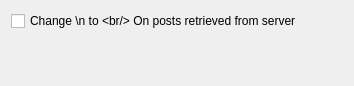
This is blogilo/src/advancedsettingsbase.ui in chusopr/kdepim-ktimetracker-akonadi as Qt 5 draws it before an edit. The edited form follows.
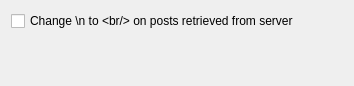
This is the edited form.

```diff
--- a/blogilo/src/advancedsettingsbase.ui
+++ b/blogilo/src/advancedsettingsbase.ui
@@ -16,7 +16,7 @@
       <string>It could be useful on some blogs like Wordpress that do not store posts as HTML</string>
      </property>
      <property name="text" >
-      <string>Change \n to &lt;br/> On posts retrieved from server</string>
+      <string>Change \n to &lt;br/> on posts retrieved from server</string>
      </property>
     </widget>
    </item>
```
Left out of the diff: 2 changed lines with no effect on the pictures.
